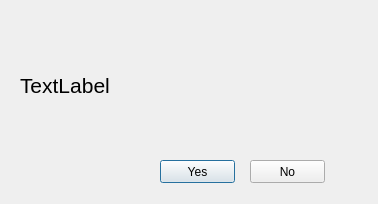
Before: the Qt Designer form UI/ReservConfirm.ui in Rolerdxx/Car-Rental, drawn with Qt 5.
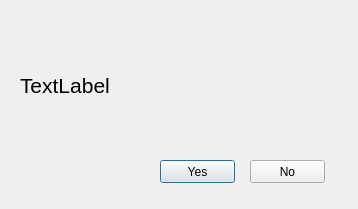
After: the same form once the commit is applied. Icons and pictures are not drawn.

The edit to the form file:
```diff
--- a/UI/ReservConfirm.ui
+++ b/UI/ReservConfirm.ui
@@ -6,8 +6,8 @@
    <rect>
     <x>0</x>
     <y>0</y>
-    <width>378</width>
-    <height>204</height>
+    <width>358</width>
+    <height>209</height>
    </rect>
   </property>
   <property name="windowTitle">
```
Left out of the diff: 8 changed lines with no effect on the pictures.
